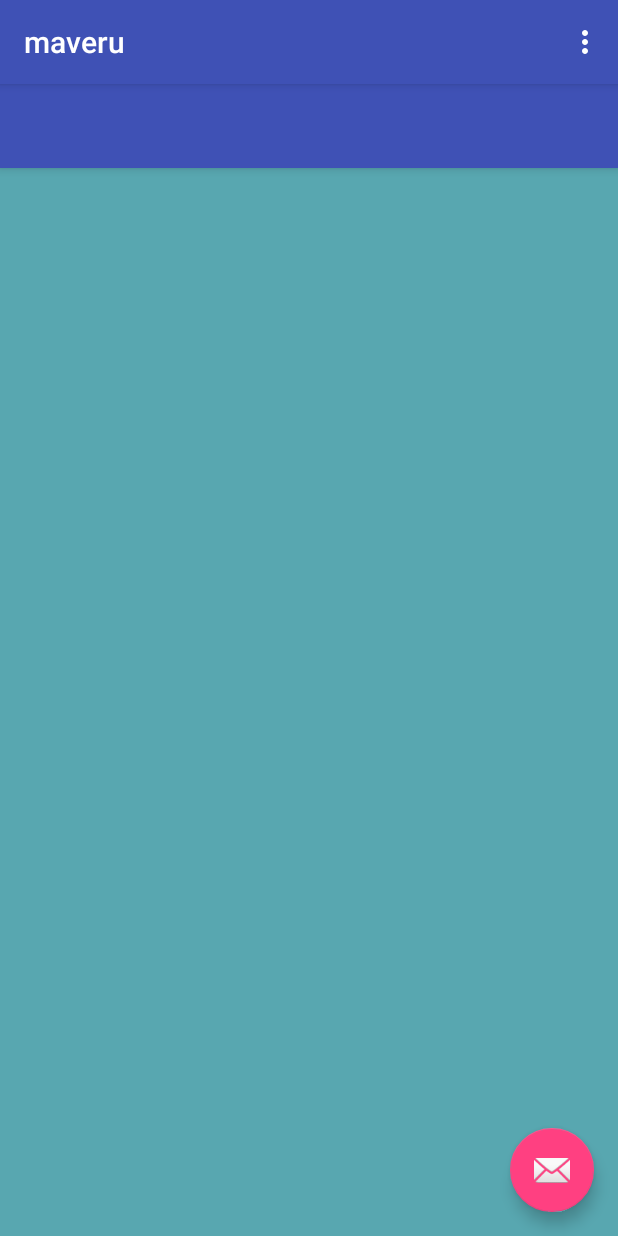
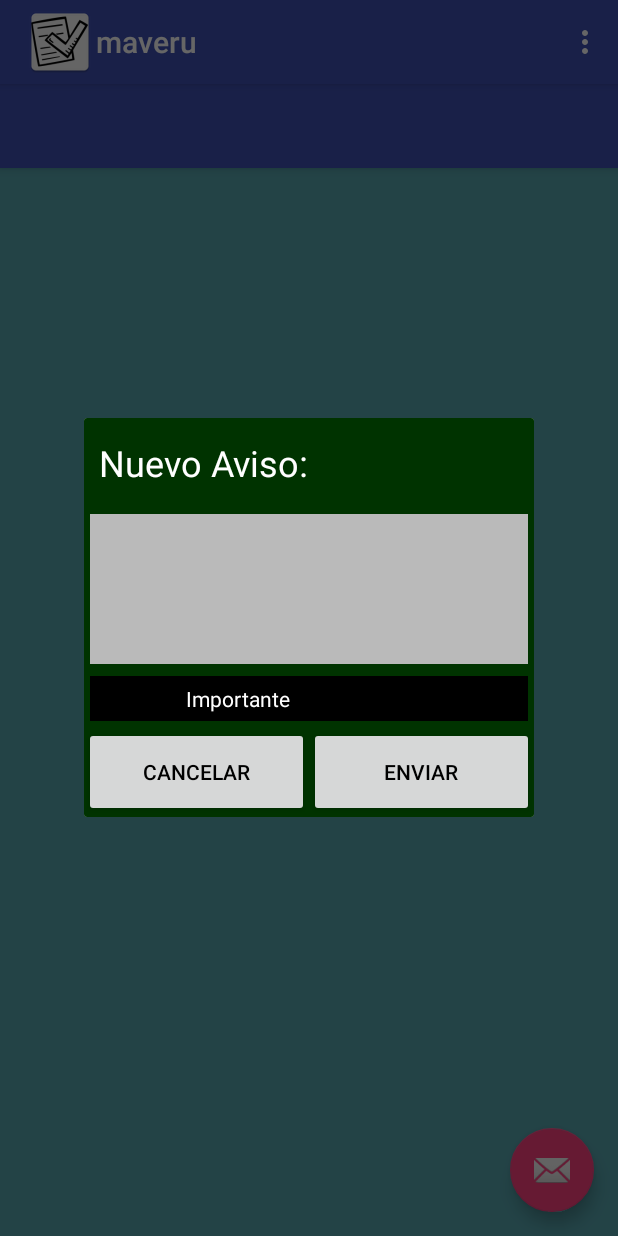
Before and after one commit to maccevedor/androidStudio, an Android app: the screen it shows after launch (MainActivity), in the options menu, after a tap on "nuevo Aviso", on a phone screen of 412 x 824 dp. Run offline under Robolectric (Android 15) with nearby library versions, the phone set to English and light mode, and no system bars.

Commit message:
Finalización de Curso

```diff
--- a/app/src/main/java/maccevedor/maveru/MainActivity.java
+++ b/app/src/main/java/maccevedor/maveru/MainActivity.java
@@ -7,6 +7,7 @@ import android.os.Build;
 import android.os.Bundle;
 import android.support.design.widget.FloatingActionButton;
 import android.support.design.widget.Snackbar;
+import android.support.v7.app.ActionBar;
 import android.support.v7.app.AlertDialog;
 import android.support.v7.app.AppCompatActivity;
 import android.support.v7.widget.Toolbar;
@@ -38,11 +39,17 @@ public class MainActivity extends AppCompatActivity {
     protected void onCreate(Bundle savedInstanceState) {
         super.onCreate(savedInstanceState);
         setContentView(R.layout.activity_main);
+        ActionBar actionBar = getSupportActionBar();
+        actionBar.setHomeButtonEnabled(true);
+        actionBar.setDisplayShowHomeEnabled(true);
+        actionBar.setIcon(R.mipmap.ic_launcher);
+
         mListView = (ListView) findViewById(R.id.avisos_list_view);
         findViewById(R.id.avisos_list_view);
         mListView.setDivider(null);
         mDBAdapter = new MainDBAdapter(this);
         mDBAdapter.open();
+
 
 
         // cuando pulsamos un item individual en la  listview
@@ -63,8 +70,9 @@ public class MainActivity extends AppCompatActivity {
                     public void onItemClick(AdapterView<?> parent, View view, int position, long id) {
                         //editar aviso
                         if (position == 0) {
-                            Toast.makeText(MainActivity.this, "editar "
-                                    + masterListPosition, Toast.LENGTH_SHORT).show();
+                            int nId = getIdFromPosition(masterListPosition);
+                            Main aviso = mDBAdapter.fetchReminderById(nId);
+                            fireCustomDialog(aviso);
                             //borrar aviso
                         } else {
                             Toast.makeText(MainActivity.this, "borrar "
@@ -221,12 +229,10 @@ public class MainActivity extends AppCompatActivity {
 
     @Override
     public boolean onOptionsItemSelected(MenuItem item) {
-        // Handle action bar item clicks here. The action bar will
-        // automatically handle clicks on the Home/Up button, so long
-        // as you specify a parent activity in AndroidManifest.xml.
-        switch(item.getItemId()){
+        switch (item.getItemId()) {
             case R.id.action_nuevo:
-                Log.d(getLocalClassName(),"Crear Nuevo Aviso");
+                //crear nuevo Aviso
+                fireCustomDialog(null);
                 return true;
             case R.id.action_salir:
                 finish();
```
Also changed, not shown: app/src/main/ic_launcher-web.png (added), app/src/main/res/mipmap-hdpi/ic_launcher.png, app/src/main/res/mipmap-mdpi/ic_launcher.png, app/src/main/res/mipmap-xhdpi/ic_launcher.png, app/src/main/res/mipmap-xxhdpi/ic_launcher.png, app/src/main/res/mipmap-xxxhdpi/ic_launcher.png.
